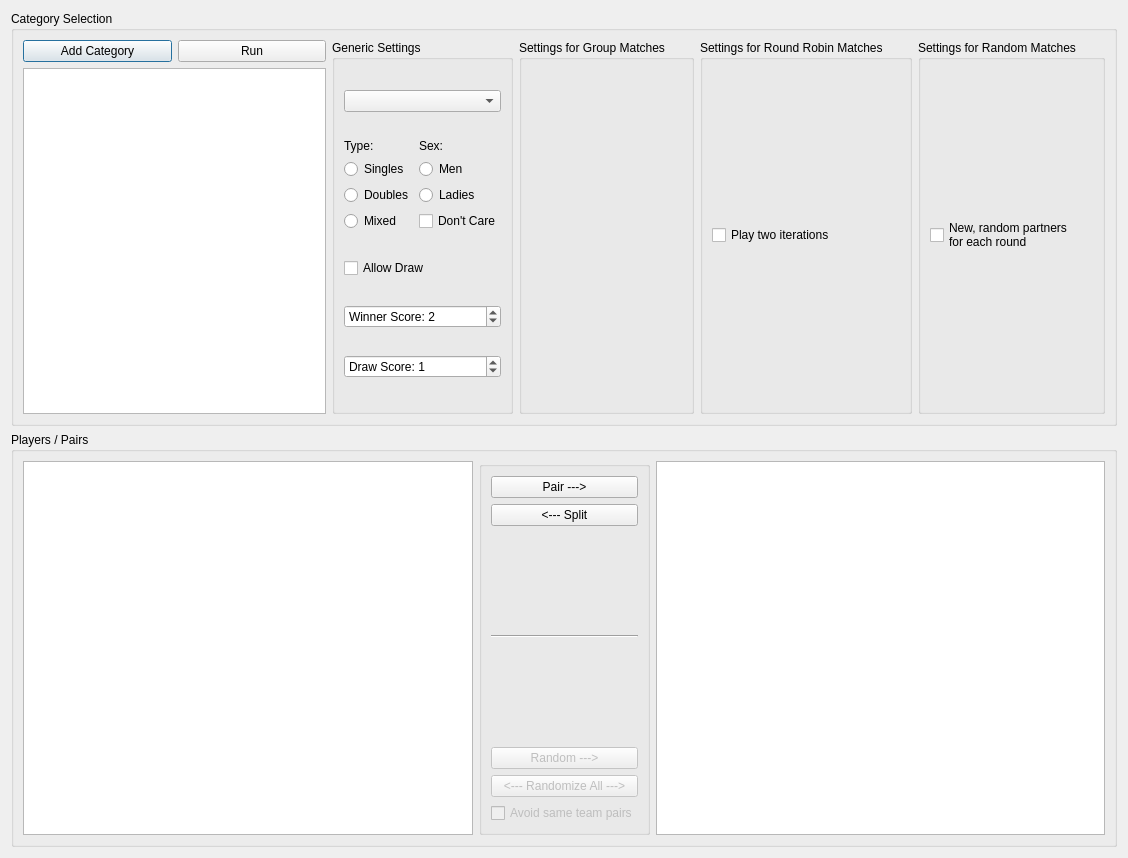
The window that ui/CatTabWidget.ui (probonopd/QTournament) describes before a commit, drawn with Qt 5.
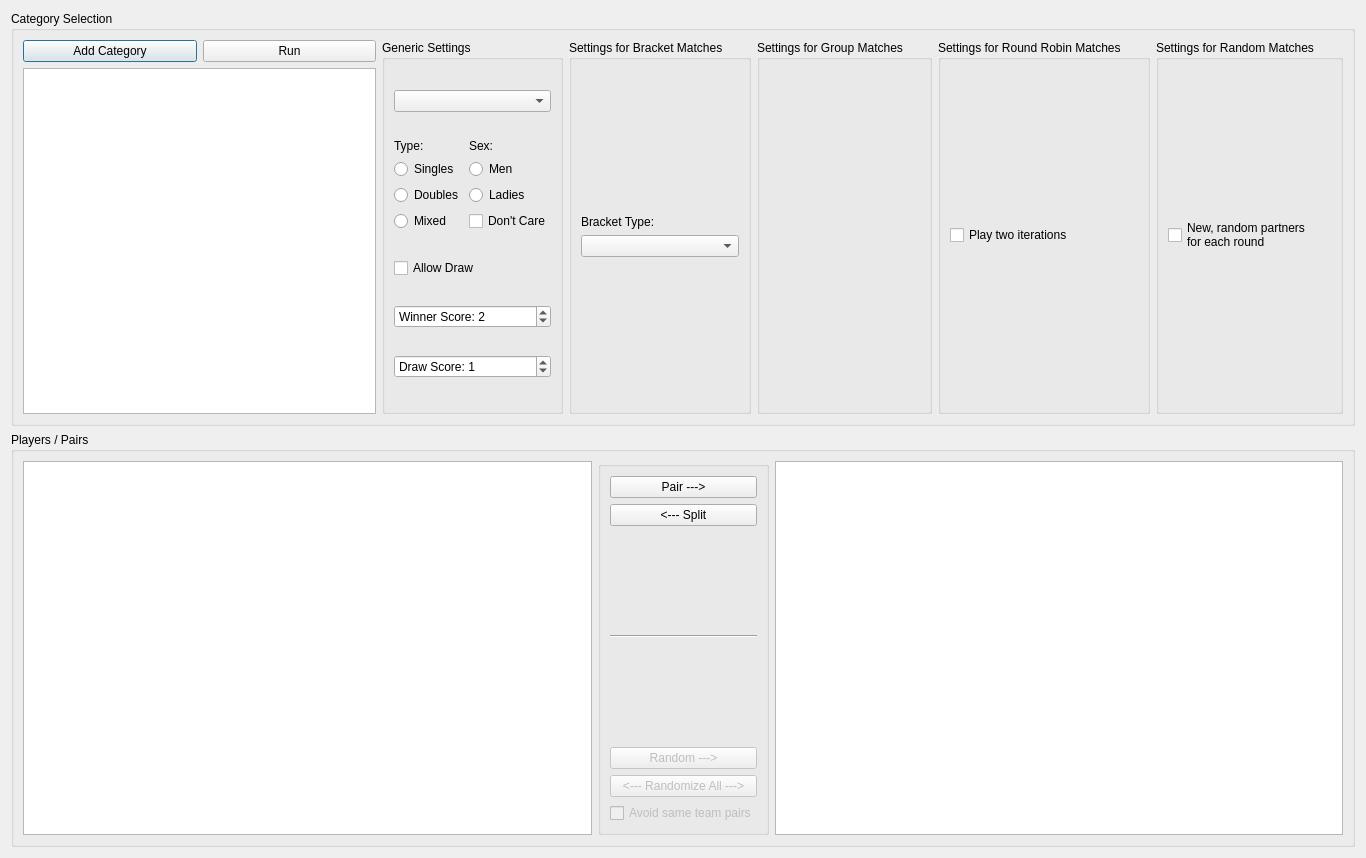
The same window after the commit. Custom widgets are drawn as their Qt base class.

Commit message:
New bracket logic: First attempt; compiles/runs and generates (seemingly) correct matches for the ranking system.
Needs more testing and has many open FIX MEs.

Patch:
```diff
--- a/ui/CatTabWidget.ui
+++ b/ui/CatTabWidget.ui
@@ -6,7 +6,7 @@
    <rect>
     <x>0</x>
     <y>0</y>
-    <width>1128</width>
+    <width>1366</width>
     <height>858</height>
    </rect>
   </property>
@@ -205,6 +205,51 @@
         </item>
        </layout>
       </item>
+      <item>
+       <widget class="QGroupBox" name="gbBracket">
+        <property name="title">
+         <string>Settings for Bracket Matches</string>
+        </property>
+        <layout class="QVBoxLayout" name="verticalLayout_10">
+         <item>
+          <spacer name="verticalSpacer_3">
+           <property name="orientation">
+            <enum>Qt::Vertical</enum>
+           </property>
+           <property name="sizeHint" stdset="0">
+            <size>
+             <width>20</width>
+             <height>40</height>
+            </size>
+           </property>
+          </spacer>
+         </item>
+         <item>
+          <widget class="QLabel" name="label_3">
+           <property name="text">
+            <string>Bracket Type:</string>
+           </property>
+          </widget>
+         </item>
+         <item>
+          <widget class="QComboBox" name="cbBracketSys"/>
+         </item>
+         <item>
+          <spacer name="verticalSpacer_4">
+           <property name="orientation">
+            <enum>Qt::Vertical</enum>
+           </property>
+           <property name="sizeHint" stdset="0">
+            <size>
+             <width>20</width>
+             <height>40</height>
+            </size>
+           </property>
+          </spacer>
+         </item>
+        </layout>
+       </widget>
+      </item>
       <item>
        <widget class="QGroupBox" name="gbGroups">
         <property name="title">
```
Left out of the diff: 19 changed lines with no effect on the pictures. The commit also changes 28 other files.
